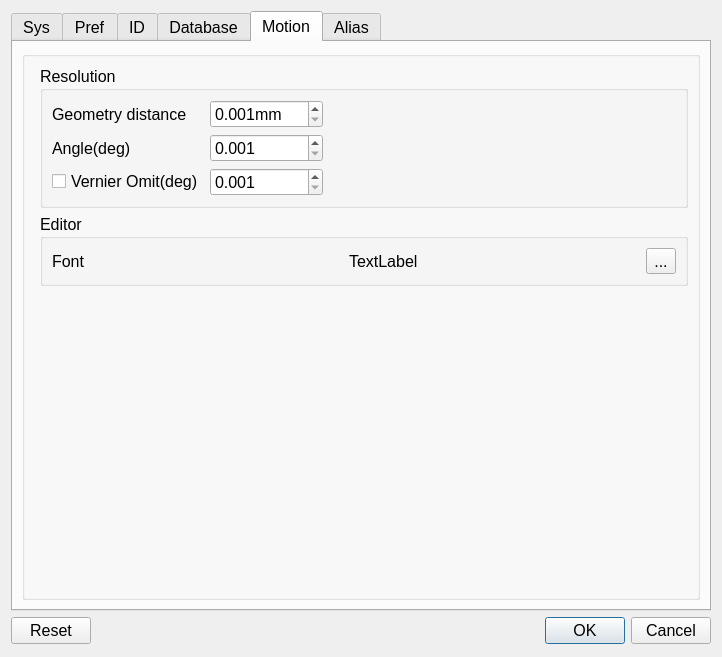
The window that source/wnd/ui/syspref.ui (ww4u/megarobostudio) describes before a commit, drawn with Qt 5.
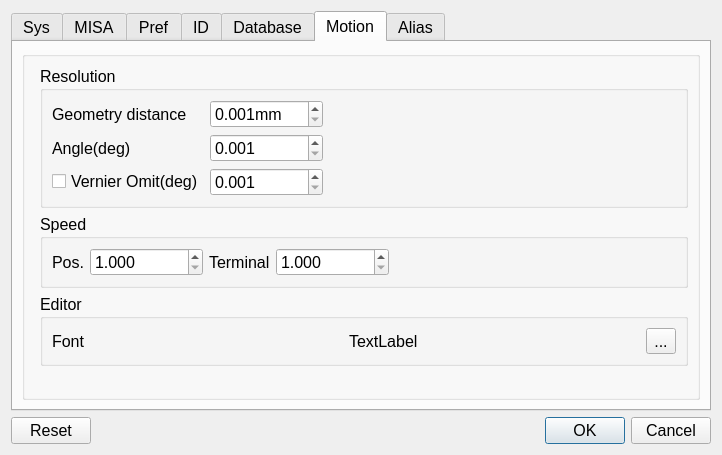
The same window after the commit. The open tabs and pages were chosen to show the change. Icons and pictures are not drawn. Custom widgets are drawn as their Qt base class.

The edit to the form file:
```diff
--- a/source/wnd/ui/syspref.ui
+++ b/source/wnd/ui/syspref.ui
@@ -7,7 +7,7 @@
     <x>0</x>
     <y>0</y>
     <width>722</width>
-    <height>657</height>
+    <height>448</height>
    </rect>
   </property>
   <property name="sizePolicy">
@@ -43,7 +43,7 @@
      <property name="maximumSize">
       <size>
        <width>700</width>
-       <height>600</height>
+       <height>400</height>
       </size>
      </property>
      <property name="tabPosition">
@@ -303,6 +303,26 @@
         </widget>
        </item>
        <item>
+        <spacer name="verticalSpacer_3">
+         <property name="orientation">
+          <enum>Qt::Vertical</enum>
+         </property>
+         <property name="sizeHint" stdset="0">
+          <size>
+           <width>20</width>
+           <height>40</height>
+          </size>
+         </property>
+        </spacer>
+       </item>
+      </layout>
+     </widget>
+     <widget class="QWidget" name="tab_10">
+      <attribute name="title">
+       <string>MISA</string>
+      </attribute>
+      <layout class="QGridLayout" name="gridLayout_12">
+       <item row="0" column="0">
         <widget class="QGroupBox" name="groupBox_9">
          <property name="title">
           <string>MISA</string>
@@ -1787,7 +1807,7 @@
             </layout>
            </widget>
           </item>
-          <item row="2" column="1">
+          <item row="3" column="1">
            <widget class="QGroupBox" name="groupBox_15">
             <property name="title">
              <string>Editor</string>
@@ -1817,6 +1837,68 @@
             </layout>
            </widget>
           </item>
+          <item row="2" column="1">
+           <widget class="QGroupBox" name="groupBox_6">
+            <property name="title">
+             <string>Speed</string>
+            </property>
+            <layout class="QGridLayout" name="gridLayout_11">
+             <item row="0" column="0">
+              <widget class="QLabel" name="label_51">
+               <property name="text">
+                <string>Pos.</string>
+               </property>
+              </widget>
+             </item>
+             <item row="0" column="1">
+              <widget class="QDoubleSpinBox" name="spinMaxSpeed">
+               <property name="decimals">
+                <number>3</number>
+               </property>
+               <property name="minimum">
+                <double>1.000000000000000</double>
+               </property>
+               <property name="maximum">
+                <double>1000000.000000000000000</double>
+               </property>
+              </widget>
+             </item>
+             <item row="0" column="4">
+              <spacer name="horizontalSpacer_8">
+               <property name="orientation">
+                <enum>Qt::Horizontal</enum>
+               </property>
+               <property name="sizeHint" stdset="0">
+                <size>
+                 <width>40</width>
+                 <height>20</height>
+                </size>
+               </property>
+              </spacer>
+             </item>
+             <item row="0" column="2">
+              <widget class="QLabel" name="label_52">
+               <property name="text">
+                <string>Terminal</string>
+               </property>
+              </widget>
+             </item>
+             <item row="0" column="3">
+              <widget class="QDoubleSpinBox" name="spinMaxTerminalSpeed">
+               <property name="decimals">
+                <number>3</number>
+               </property>
+               <property name="minimum">
+                <double>1.000000000000000</double>
+               </property>
+               <property name="maximum">
+                <double>1000000.000000000000000</double>
+               </property>
+              </widget>
+             </item>
+            </layout>
+           </widget>
+          </item>
          </layout>
         </widget>
        </item>
```
Left out of the diff: 82 changed lines with no effect on the pictures.
